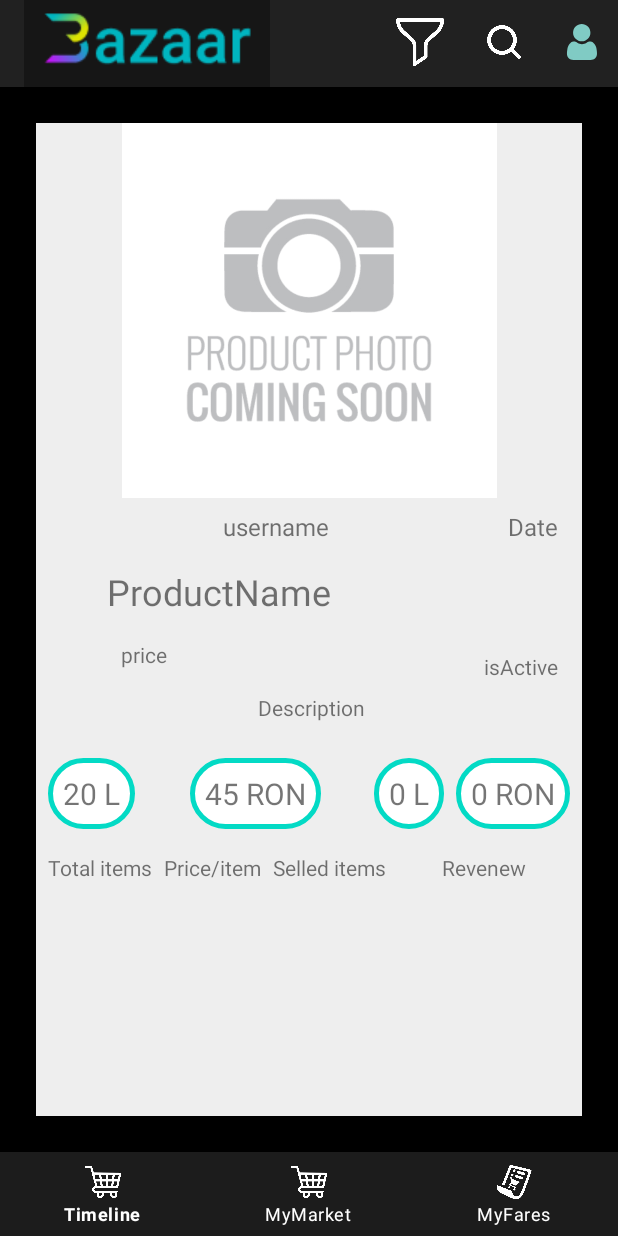
After one commit to ElekesRebeka/Bazaar, an Android app: the ProductDetailFragment screen opened through its navigation route, on a phone screen of 412 x 824 dp. The commit adds this screen. Run offline under Robolectric (Android 15) with nearby library versions, the phone set to English and light mode, and no system bars; our stand-ins replace navigation-ui.

Commit message:
Created product deteails fragment

```diff
--- a/app/src/main/java/com/example/bazaar/MainActivity.kt
+++ b/app/src/main/java/com/example/bazaar/MainActivity.kt
@@ -73,7 +73,7 @@ class MainActivity : AppCompatActivity() {
                     true
                 }
                 R.id.mymarket -> {
-                    // Respond to navigation item 2 click
+                    findNavController(R.id.nav_host_fragment).navigate(R.id.myMarketFragment)
                     true
                 }
                 R.id.union -> {
--- a/app/src/main/java/com/example/bazaar/repository/Repository.kt
+++ b/app/src/main/java/com/example/bazaar/repository/Repository.kt
@@ -2,6 +2,7 @@ package com.example.bazaar.repository
 
 import com.example.bazaar.api.RetrofitInstance
 import com.example.bazaar.model.*
+import retrofit2.http.Headers
 
 class Repository {
     suspend fun login(request: LoginRequest): LoginResponse {
@@ -12,8 +13,8 @@ class Repository {
         return RetrofitInstance.api.register(request)
     }
 
-    suspend fun update(request: UpdateProfileRequest): UpdateProfileResponse {
-        return RetrofitInstance.api.updateProfile(request)
+    suspend fun update(token:String, request: UpdateProfileRequest): UpdateProfileResponse {
+        return RetrofitInstance.api.updateProfile(token, request)
     }
 
     suspend fun getProducts(token: String): ProductResponse {
--- a/app/src/main/java/com/example/bazaar/ui/auth/LoginFragment.kt
+++ b/app/src/main/java/com/example/bazaar/ui/auth/LoginFragment.kt
@@ -11,14 +11,11 @@ import android.widget.EditText
 import android.widget.TextView
 import androidx.lifecycle.ViewModelProvider
 import androidx.lifecycle.lifecycleScope
-import androidx.navigation.findNavController
 import androidx.navigation.fragment.findNavController
 import com.example.bazaar.R
 import com.example.bazaar.repository.Repository
 import com.example.bazaar.viewmodels.LoginViewModel
 import com.example.bazaar.viewmodels.LoginViewModelFactory
-import com.google.android.material.appbar.AppBarLayout
-import com.google.android.material.appbar.MaterialToolbar
 import kotlinx.coroutines.launch
 
 // TODO: Rename parameter arguments, choose names that match
@@ -27,12 +24,17 @@ private const val ARG_PARAM1 = "param1"
 private const val ARG_PARAM2 = "param2"
 
 class LoginFragment : Fragment() {
-    private lateinit var loginViewModel: LoginViewModel
+    //private lateinit var loginViewModel: LoginViewModel
+
+    val factoryLogin = LoginViewModelFactory(Repository())
+    private val loginViewModel: LoginViewModel by lazy{
+        ViewModelProvider(requireActivity(),factoryLogin).get((LoginViewModel::class.java))
+    }
 
     override fun onCreate(savedInstanceState: Bundle?) {
         super.onCreate(savedInstanceState)
-        val factory = LoginViewModelFactory(this.requireContext(), Repository())
-        loginViewModel = ViewModelProvider(this, factory).get(LoginViewModel::class.java)
+        //val factory = LoginViewModelFactory(Repository())
+        //loginViewModel = ViewModelProvider(this, factory).get(LoginViewModel::class.java)
     }
 
     override fun onCreateView(
--- a/app/src/main/java/com/example/bazaar/ui/products/ListFragment.kt
+++ b/app/src/main/java/com/example/bazaar/ui/products/ListFragment.kt
@@ -9,6 +9,8 @@ import android.view.ViewGroup
 import android.widget.EditText
 import android.widget.ImageView
 import androidx.lifecycle.ViewModelProvider
+import androidx.navigation.findNavController
+import androidx.navigation.fragment.NavHostFragment
 import androidx.navigation.fragment.findNavController
 import androidx.recyclerview.widget.LinearLayoutManager
 import androidx.recyclerview.widget.RecyclerView
@@ -62,7 +64,7 @@ class ListFragment : Fragment() , DataAdapter.OnItemClickListener, DataAdapter.O
     }
 
     override fun onItemClick(position: Int) {
-//        TODO("Not yet implemented")
+        findNavController().navigate(R.id.action_listFragment_to_productDetailFragment)
     }
 
     override fun onItemLongClick(position: Int) {
--- /dev/null
+++ b/app/src/main/java/com/example/bazaar/ui/products/ProductDetailFragment.kt
@@ -0,0 +1,60 @@
+package com.example.bazaar.ui.products
+
+import android.os.Bundle
+import androidx.fragment.app.Fragment
+import android.view.LayoutInflater
+import android.view.View
+import android.view.ViewGroup
+import com.example.bazaar.R
+
+// TODO: Rename parameter arguments, choose names that match
+// the fragment initialization parameters, e.g. ARG_ITEM_NUMBER
+private const val ARG_PARAM1 = "param1"
+private const val ARG_PARAM2 = "param2"
+
+/**
+ * A simple [Fragment] subclass.
+ * Use the [ProductDetailFragment.newInstance] factory method to
+ * create an instance of this fragment.
+ */
+class ProductDetailFragment : Fragment() {
+    // TODO: Rename and change types of parameters
+    private var param1: String? = null
+    private var param2: String? = null
+
+    override fun onCreate(savedInstanceState: Bundle?) {
+        super.onCreate(savedInstanceState)
+        arguments?.let {
+            param1 = it.getString(ARG_PARAM1)
+            param2 = it.getString(ARG_PARAM2)
+        }
+    }
+
+    override fun onCreateView(
+        inflater: LayoutInflater, container: ViewGroup?,
+        savedInstanceState: Bundle?
+    ): View? {
+        // Inflate the layout for this fragment
+        return inflater.inflate(R.layout.fragment_product_detail, container, false)
+    }
+
+    companion object {
+        /**
+         * Use this factory method to create a new instance of
+         * this fragment using the provided parameters.
+         *
+         * @param param1 Parameter 1.
+         * @param param2 Parameter 2.
+         * @return A new instance of fragment ProductDetailFragment.
+         */
+        // TODO: Rename and change types and number of parameters
+        @JvmStatic
+        fun newInstance(param1: String, param2: String) =
+            ProductDetailFragment().apply {
+                arguments = Bundle().apply {
+                    putString(ARG_PARAM1, param1)
+                    putString(ARG_PARAM2, param2)
+                }
+            }
+    }
+}
--- a/app/src/main/java/com/example/bazaar/viewmodels/LoginViewModel.kt
+++ b/app/src/main/java/com/example/bazaar/viewmodels/LoginViewModel.kt
@@ -9,7 +9,7 @@ import com.example.bazaar.model.LoginRequest
 import com.example.bazaar.model.User
 import com.example.bazaar.repository.Repository
 
-class LoginViewModel (val context: Context, val repository: Repository) : ViewModel() {
+class LoginViewModel (val repository: Repository) : ViewModel() {
     var token: MutableLiveData<String> = MutableLiveData()
     var user = MutableLiveData<User>()
 
--- a/app/src/main/java/com/example/bazaar/viewmodels/LoginViewModelFactory.kt
+++ b/app/src/main/java/com/example/bazaar/viewmodels/LoginViewModelFactory.kt
@@ -6,8 +6,8 @@ import androidx.lifecycle.ViewModelProvider
 import com.example.bazaar.repository.Repository
 
 
-class LoginViewModelFactory(private val context: Context, private val repository: Repository) : ViewModelProvider.Factory {
+class LoginViewModelFactory( private val repository: Repository) : ViewModelProvider.Factory {
     override fun <T : ViewModel?> create(modelClass: Class<T>): T {
-        return LoginViewModel(context, repository) as T
+        return LoginViewModel( repository) as T
     }
 }
--- a/app/src/main/java/com/example/bazaar/viewmodels/UpdateViewModelFactory.kt
+++ b/app/src/main/java/com/example/bazaar/viewmodels/UpdateViewModelFactory.kt
@@ -5,8 +5,8 @@ import androidx.lifecycle.ViewModel
 import androidx.lifecycle.ViewModelProvider
 import com.example.bazaar.repository.Repository
 
-class UpdateViewModelFactory (private val context: Context, private val repository: Repository) : ViewModelProvider.Factory {
+class UpdateViewModelFactory (private val repository: Repository) : ViewModelProvider.Factory {
     override fun <T : ViewModel?> create(modelClass: Class<T>): T {
-        return UpdateViewModel(context, repository) as T
+        return UpdateViewModel(repository) as T
     }
 }
--- /dev/null
+++ b/app/src/main/res/drawable/border.xml
@@ -0,0 +1,8 @@
+<?xml version="1.0" encoding="utf-8"?>
+
+    <shape xmlns:android="http://schemas.android.com/apk/res/android" android:shape="rectangle" >
+        <solid android:color="@android:color/white" />
+        <stroke android:width="3dip" android:color="@color/teal_200"/>
+        <padding android:bottom="10dp" android:left="10dp" android:right="10dp" android:top="10dp"/>
+        <corners android:radius="50dp" />
+</shape>
--- /dev/null
+++ b/app/src/main/res/layout/fragment_product_detail.xml
@@ -0,0 +1,178 @@
+<?xml version="1.0" encoding="utf-8"?>
+<androidx.constraintlayout.widget.ConstraintLayout xmlns:android="http://schemas.android.com/apk/res/android"
+    xmlns:app="http://schemas.android.com/apk/res-auto"
+    xmlns:tools="http://schemas.android.com/tools"
+    android:layout_width="match_parent"
+    android:layout_height="match_parent"
+    android:background="#EEEEEE"
+    tools:context=".ui.products.ProductDetailFragment">
+
+
+    <ImageView
+        android:id="@+id/productImage"
+        android:layout_width="wrap_content"
+        android:layout_height="250dp"
+        app:layout_constraintEnd_toEndOf="parent"
+        app:layout_constraintStart_toStartOf="parent"
+        app:layout_constraintTop_toTopOf="parent"
+        android:src="@drawable/productimageplaceholder"/>
+
+    <TextView
+        android:id="@+id/seller"
+        android:layout_width="wrap_content"
+        android:layout_height="wrap_content"
+        android:layout_marginTop="8dp"
+        android:text="username"
+        android:textSize="16sp"
+        app:layout_constraintEnd_toStartOf="@+id/date"
+        app:layout_constraintHorizontal_bias="0.512"
+        app:layout_constraintStart_toStartOf="parent"
+        app:layout_constraintTop_toBottomOf="@+id/productImage" />
+
+    <TextView
+        android:id="@+id/date"
+        android:layout_width="wrap_content"
+        android:layout_height="wrap_content"
+        android:layout_marginTop="8dp"
+        android:layout_marginEnd="16dp"
+        android:text="Date"
+        android:textSize="16sp"
+        app:layout_constraintEnd_toEndOf="parent"
+        app:layout_constraintTop_toBottomOf="@+id/productImage" />
+
+    <TextView
+        android:id="@+id/productName"
+        android:layout_width="wrap_content"
+        android:layout_height="wrap_content"
+        android:layout_marginTop="16dp"
+        android:text="ProductName"
+        android:textSize="24sp"
+        app:layout_constraintEnd_toEndOf="parent"
+        app:layout_constraintHorizontal_bias="0.22"
+        app:layout_constraintStart_toStartOf="parent"
+        app:layout_constraintTop_toBottomOf="@+id/seller" />
+
+    <TextView
+        android:id="@+id/price"
+        android:layout_width="wrap_content"
+        android:layout_height="wrap_content"
+        android:layout_marginTop="16dp"
+        android:text="price"
+        app:layout_constraintEnd_toStartOf="@+id/active"
+        app:layout_constraintHorizontal_bias="0.212"
+        app:layout_constraintStart_toStartOf="parent"
+        app:layout_constraintTop_toBottomOf="@+id/productName" />
+
+    <TextView
+        android:id="@+id/active"
+        android:layout_width="wrap_content"
+        android:layout_height="wrap_content"
+        android:layout_marginTop="16dp"
+        android:layout_marginEnd="16dp"
+        android:text="isActive"
+        app:layout_constraintBottom_toTopOf="@+id/description"
+        app:layout_constraintEnd_toEndOf="parent"
+        app:layout_constraintTop_toBottomOf="@+id/productName" />
+
+    <TextView
+        android:id="@+id/description"
+        android:layout_width="wrap_content"
+        android:layout_height="wrap_content"
+        android:layout_marginTop="16dp"
+        android:text="Description"
+        app:layout_constraintEnd_toEndOf="parent"
+        app:layout_constraintHorizontal_bias="0.505"
+        app:layout_constraintStart_toStartOf="parent"
+        app:layout_constraintTop_toBottomOf="@+id/price" />
+
+    <TextView
+        android:id="@+id/totalItemsCircle"
+        android:layout_width="wrap_content"
+        android:layout_height="wrap_content"
+        android:layout_marginStart="8dp"
+        android:layout_marginTop="24dp"
+        android:background="@drawable/border"
+        android:text="20 L"
+        android:textSize="20sp"
+        app:layout_constraintStart_toStartOf="parent"
+        app:layout_constraintTop_toBottomOf="@+id/description" />
+
+    <TextView
+        android:id="@+id/priceCircle"
+        android:layout_width="wrap_content"
+        android:layout_height="wrap_content"
+        android:layout_marginTop="24dp"
+        android:text="45 RON"
+        android:background="@drawable/border"
+        android:textSize="20sp"
+        app:layout_constraintEnd_toStartOf="@+id/selledCircle"
+        app:layout_constraintHorizontal_bias="0.513"
+        app:layout_constraintStart_toEndOf="@+id/totalItemsCircle"
+        app:layout_constraintTop_toBottomOf="@+id/description" />
+
+    <TextView
+        android:id="@+id/selledCircle"
+        android:layout_width="wrap_content"
+        android:layout_height="wrap_content"
+        android:layout_marginTop="24dp"
+        android:layout_marginEnd="8dp"
+        android:background="@drawable/border"
+        android:text="0 L"
+        android:textSize="20sp"
+        app:layout_constraintEnd_toStartOf="@+id/revenewCircle"
+        app:layout_constraintTop_toBottomOf="@+id/description" />
+
+    <TextView
+        android:id="@+id/revenewCircle"
+        android:layout_width="wrap_content"
+        android:layout_height="wrap_content"
+        android:layout_marginTop="24dp"
+        android:layout_marginEnd="8dp"
+        android:background="@drawable/border"
+        android:text="0 RON"
+        android:textSize="20sp"
+        app:layout_constraintEnd_toEndOf="parent"
+        app:layout_constraintTop_toBottomOf="@+id/description" />
+
+    <TextView
+        android:id="@+id/totalItems"
+        android:layout_width="wrap_content"
+        android:layout_height="wrap_content"
+
+        android:layout_marginStart="8dp"
+        android:layout_marginTop="16dp"
+        android:text="Total items"
+        app:layout_constraintStart_toStartOf="parent"
+        app:layout_constraintTop_toBottomOf="@+id/totalItemsCircle" />
+
+    <TextView
+        android:id="@+id/priceItem"
+        android:layout_width="wrap_content"
+        android:layout_height="wrap_content"
+        android:layout_marginStart="8dp"
+
+        android:layout_marginTop="16dp"
+        android:text="Price/item"
+        app:layout_constraintStart_toEndOf="@+id/totalItems"
+        app:layout_constraintTop_toBottomOf="@+id/priceCircle" />
+
+    <TextView
+        android:id="@+id/selledItems"
+        android:layout_width="wrap_content"
+        android:layout_height="wrap_content"
+        android:layout_marginStart="8dp"
+        android:layout_marginTop="16dp"
+        android:text="Selled items"
+        app:layout_constraintStart_toEndOf="@+id/priceItem"
+        app:layout_constraintTop_toBottomOf="@+id/selledCircle" />
+
+    <TextView
+        android:id="@+id/revenew"
+        android:layout_width="wrap_content"
+        android:layout_height="wrap_content"
+        android:layout_marginTop="16dp"
+        android:text="Revenew"
+        app:layout_constraintEnd_toEndOf="parent"
+        app:layout_constraintStart_toEndOf="@+id/selledItems"
+        app:layout_constraintTop_toBottomOf="@+id/revenewCircle" />
+</androidx.constraintlayout.widget.ConstraintLayout>
--- a/app/src/main/res/navigation/nav_graph.xml
+++ b/app/src/main/res/navigation/nav_graph.xml
@@ -28,6 +28,12 @@
         <action
             android:id="@+id/action_listFragment_to_profileFragment"
             app:destination="@id/profileFragment" />
+        <action
+            android:id="@+id/action_listFragment_to_myMarketFragment"
+            app:destination="@id/myMarketFragment" />
+        <action
+            android:id="@+id/action_listFragment_to_productDetailFragment"
+            app:destination="@id/productDetailFragment" />
     </fragment>
     <fragment
         android:id="@+id/registerFragment"
@@ -52,4 +58,14 @@
             android:id="@+id/action_profileFragment_to_listFragment"
             app:destination="@id/listFragment" />
     </fragment>
+    <fragment
+        android:id="@+id/myMarketFragment"
+        android:name="com.example.bazaar.ui.products.MyMarketFragment"
+        android:label="fragment_my_market"
+        tools:layout="@layout/fragment_my_market" />
+    <fragment
+        android:id="@+id/productDetailFragment"
+        android:name="com.example.bazaar.ui.products.ProductDetailFragment"
+        android:label="fragment_product_detail"
+        tools:layout="@layout/fragment_product_detail" />
 </navigation>
```
Also changed, not shown: app/src/main/java/com/example/bazaar/api/MarketApi.kt (+2 -5 lines), app/src/main/java/com/example/bazaar/ui/auth/ProfileFragment.kt (+18 -3 lines), app/src/main/java/com/example/bazaar/ui/products/MyMarketFragment.kt (+65 -36 lines), app/src/main/java/com/example/bazaar/viewmodels/UpdateViewModel.kt (+11 -5 lines), app/src/main/res/layout/fragment_my_market.xml (+17 -6 lines), app/src/main/res/drawable-v24/productimageplaceholder.png (added).
